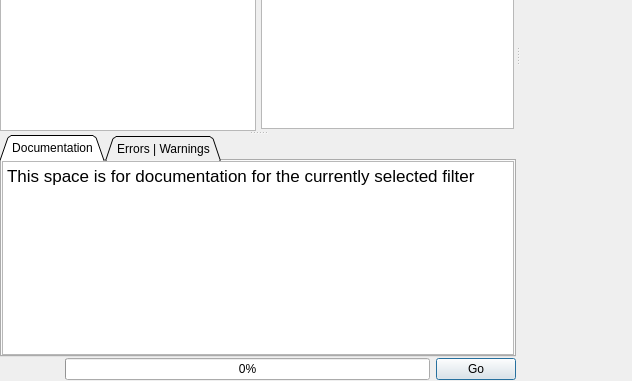
The window that Source/PipelineBuilder/UI_Files/PipelineBuilderWidget.ui (BlueQuartzSoftware/DREAM3D) describes before a commit, drawn with Qt 5; both pictures show x 0 to 632 and y 272 to 653 of the 823 by 653 pixel window.
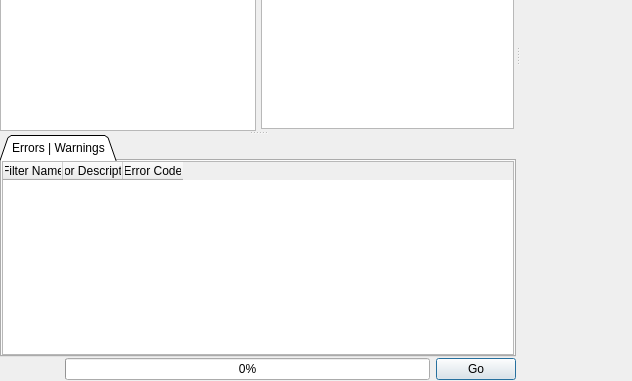
The same window after the commit. Icons and pictures are not drawn. Custom widgets are drawn as their Qt base class.

Commit message: We are no longer auto generating a Qt .qrc file that holds the documentation. We are loading the help files directly from the file system from within the DREAM3D application itself. Changed how the FilterWidgetCodeGen.h file is also generated to pass in the paths to the widget header/source files that are generated at CMake time so we do not have to guess where the files really are.

Patch:
```diff
--- a/Source/PipelineBuilder/UI_Files/PipelineBuilderWidget.ui
+++ b/Source/PipelineBuilder/UI_Files/PipelineBuilderWidget.ui
@@ -204,30 +204,6 @@
           <property name="currentIndex">
            <number>0</number>
           </property>
-          <widget class="QWidget" name="tab">
-           <attribute name="title">
-            <string>Documentation</string>
-           </attribute>
-           <layout class="QVBoxLayout" name="verticalLayout_2">
-            <property name="spacing">
-             <number>0</number>
-            </property>
-            <property name="margin">
-             <number>0</number>
-            </property>
-            <item>
-             <widget class="QTextBrowser" name="helpText">
-              <property name="html">
-               <string>&lt;!DOCTYPE HTML PUBLIC &quot;-//W3C//DTD HTML 4.0//EN&quot; &quot;http://www.w3.org/TR/REC-html40/strict.dtd&quot;&gt;
-&lt;html&gt;&lt;head&gt;&lt;meta name=&quot;qrichtext&quot; content=&quot;1&quot; /&gt;&lt;style type=&quot;text/css&quot;&gt;
-p, li { white-space: pre-wrap; }
-&lt;/style&gt;&lt;/head&gt;&lt;body style=&quot; font-family:'Lucida Grande'; font-size:13pt; font-weight:400; font-style:normal;&quot;&gt;
-&lt;p style=&quot; margin-top:0px; margin-bottom:0px; margin-left:0px; margin-right:0px; -qt-block-indent:0; text-indent:0px;&quot;&gt;This space is for documentation for the currently selected filter&lt;/p&gt;&lt;/body&gt;&lt;/html&gt;</string>
-              </property>
-             </widget>
-            </item>
-           </layout>
-          </widget>
           <widget class="QWidget" name="tab_2">
            <attribute name="title">
             <string>Errors | Warnings</string>
```
The commit also changes 147 other files.
